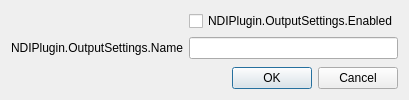
This is src/forms/output-settings.ui in DistroAV/DistroAV as Qt 5 draws it before an edit. The edited form follows.
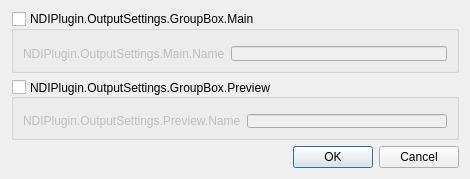
This is the edited form.

Commit message: general: add NDI preview output

```diff
--- a/src/forms/output-settings.ui
+++ b/src/forms/output-settings.ui
@@ -6,15 +6,27 @@
    <rect>
     <x>0</x>
     <y>0</y>
-    <width>397</width>
-    <height>100</height>
+    <width>470</width>
+    <height>179</height>
    </rect>
   </property>
+  <property name="minimumSize">
+   <size>
+    <width>0</width>
+    <height>179</height>
+   </size>
+  </property>
+  <property name="maximumSize">
+   <size>
+    <width>16777215</width>
+    <height>179</height>
+   </size>
+  </property>
   <property name="windowTitle">
    <string>NDIPlugin.OutputSettings.DialogTitle</string>
   </property>
   <layout class="QGridLayout" name="gridLayout">
-   <item row="1" column="0">
+   <item row="2" column="0">
     <widget class="QDialogButtonBox" name="buttonBox">
      <property name="orientation">
       <enum>Qt::Horizontal</enum>
@@ -24,26 +36,67 @@
      </property>
     </widget>
    </item>
+   <item row="1" column="0">
+    <widget class="QGroupBox" name="previewOutputGroupBox">
+     <property name="title">
+      <string>NDIPlugin.OutputSettings.GroupBox.Preview</string>
+     </property>
+     <property name="alignment">
+      <set>Qt::AlignJustify|Qt::AlignVCenter</set>
+     </property>
+     <property name="flat">
+      <bool>false</bool>
+     </property>
+     <property name="checkable">
+      <bool>true</bool>
+     </property>
+     <property name="checked">
+      <bool>false</bool>
+     </property>
+     <layout class="QFormLayout" name="formLayout_5">
    <item row="0" column="0">
-    <layout class="QFormLayout" name="formLayout">
-     <item row="0" column="1">
-      <widget class="QCheckBox" name="outputEnabled">
+       <layout class="QFormLayout" name="formLayout_4"/>
+      </item>
+      <item row="1" column="0">
+       <widget class="QLabel" name="previewOutputNameLabel">
        <property name="text">
-        <string>NDIPlugin.OutputSettings.Enabled</string>
+         <string>NDIPlugin.OutputSettings.Preview.Name</string>
        </property>
       </widget>
      </item>
+      <item row="1" column="1">
+       <widget class="QLineEdit" name="previewOutputName"/>
+      </item>
+     </layout>
+    </widget>
+   </item>
+   <item row="0" column="0">
+    <widget class="QGroupBox" name="mainOutputGroupBox">
+     <property name="title">
+      <string>NDIPlugin.OutputSettings.GroupBox.Main</string>
+     </property>
+     <property name="checkable">
+      <bool>true</bool>
+     </property>
+     <property name="checked">
+      <bool>false</bool>
+     </property>
+     <layout class="QFormLayout" name="formLayout_3">
+      <item row="0" column="0">
+       <layout class="QFormLayout" name="formLayout_2"/>
+      </item>
+      <item row="1" column="1">
+       <widget class="QLineEdit" name="mainOutputName"/>
+      </item>
      <item row="1" column="0">
-      <widget class="QLabel" name="outputNameLabel">
+       <widget class="QLabel" name="mainOutputNameLabel">
        <property name="text">
-        <string>NDIPlugin.OutputSettings.Name</string>
+         <string>NDIPlugin.OutputSettings.Main.Name</string>
        </property>
       </widget>
      </item>
-     <item row="1" column="1">
-      <widget class="QLineEdit" name="outputName"/>
-     </item>
-    </layout>
+     </layout>
+    </widget>
    </item>
   </layout>
  </widget>
```
Lines whose indentation alone changed are shown as unchanged. The commit also changes 14 other files.
